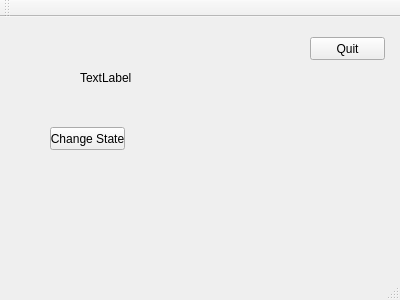
Old version of the form State/mainwindow.ui in the repository lzha174/qtPro.
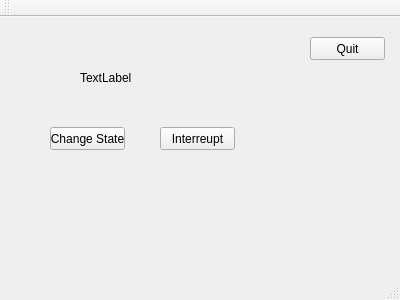
New version of the form.

Commit message: history state

Diff of the .ui file:
```diff
--- a/State/mainwindow.ui
+++ b/State/mainwindow.ui
@@ -53,6 +53,19 @@
      <string>Quit</string>
     </property>
    </widget>
+   <widget class="QPushButton" name="interruptButton">
+    <property name="geometry">
+     <rect>
+      <x>160</x>
+      <y>110</y>
+      <width>75</width>
+      <height>23</height>
+     </rect>
+    </property>
+    <property name="text">
+     <string>Interreupt</string>
+    </property>
+   </widget>
   </widget>
   <widget class="QMenuBar" name="menuBar">
    <property name="geometry">
```
The commit also changes 2 other files.
